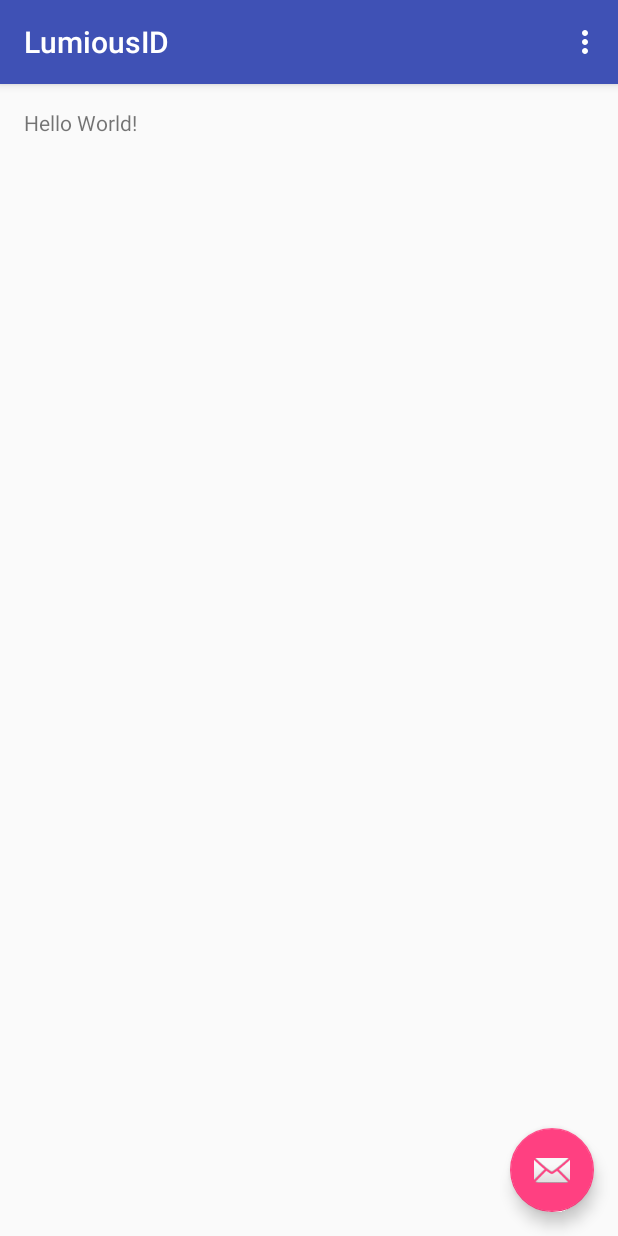
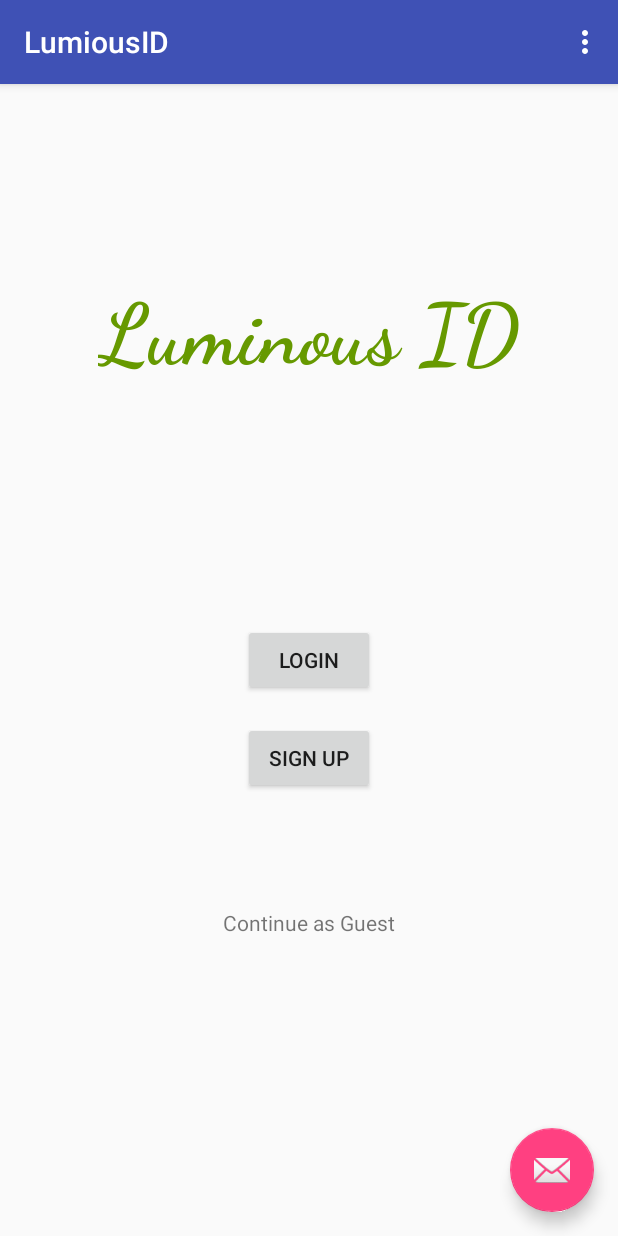
Before and after one commit to jeba1858/LuminousIDAndroid, an Android app: the screen it shows after launch (open_screen), on a phone screen of 412 x 824 dp. Run offline under Robolectric (Android 15) with nearby library versions, the phone set to English and light mode, and no system bars.

Commit message:
Basic Layout of Opening screen

```diff
--- a/app/src/main/res/layout/content_open_screen.xml
+++ b/app/src/main/res/layout/content_open_screen.xml
@@ -16,5 +16,43 @@
     <TextView
         android:layout_width="wrap_content"
         android:layout_height="wrap_content"
-        android:text="Hello World!" />
+        android:text="Luminous ID"
+        android:textAppearance="@style/TextAppearance.AppCompat.Display3"
+        android:textAlignment="textStart"
+        android:gravity="start"
+        android:textStyle="normal|bold"
+        android:fontFamily="cursive"
+        android:textSize="56sp"
+        android:textColor="@android:color/holo_green_dark"
+        android:layout_alignParentTop="true"
+        android:layout_centerHorizontal="true"
+        android:layout_marginTop="116dp"
+        android:background="@android:color/transparent" />
+
+    <Button
+        android:text="Login"
+        android:layout_width="wrap_content"
+        android:layout_height="wrap_content"
+        android:layout_centerVertical="true"
+        android:layout_centerHorizontal="true"
+        android:id="@+id/button" />
+
+    <Button
+        android:text="Sign Up"
+        android:layout_width="wrap_content"
+        android:layout_height="wrap_content"
+        android:layout_marginTop="17dp"
+        android:id="@+id/button2"
+        android:layout_below="@+id/button"
+        android:layout_alignLeft="@+id/button"
+        android:layout_alignStart="@+id/button" />
+
+    <TextView
+        android:text="Continue as Guest"
+        android:layout_width="wrap_content"
+        android:layout_height="wrap_content"
+        android:layout_marginTop="76dp"
+        android:id="@+id/textView2"
+        android:layout_below="@+id/button2"
+        android:layout_centerHorizontal="true" />
 </RelativeLayout>
```
